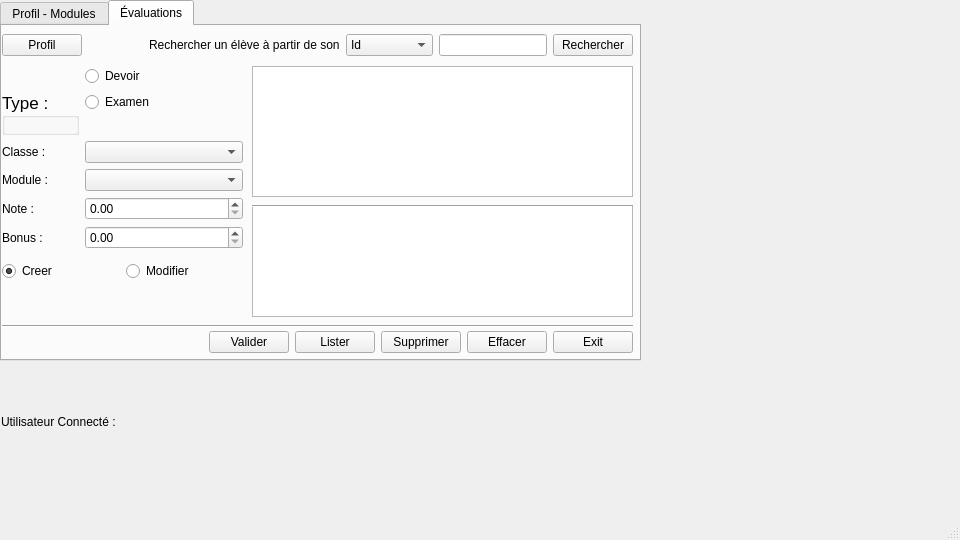
First picture: the form in uiformateur.ui, repository thiongane-ndiaga/gestion_des_notes, before the edit.
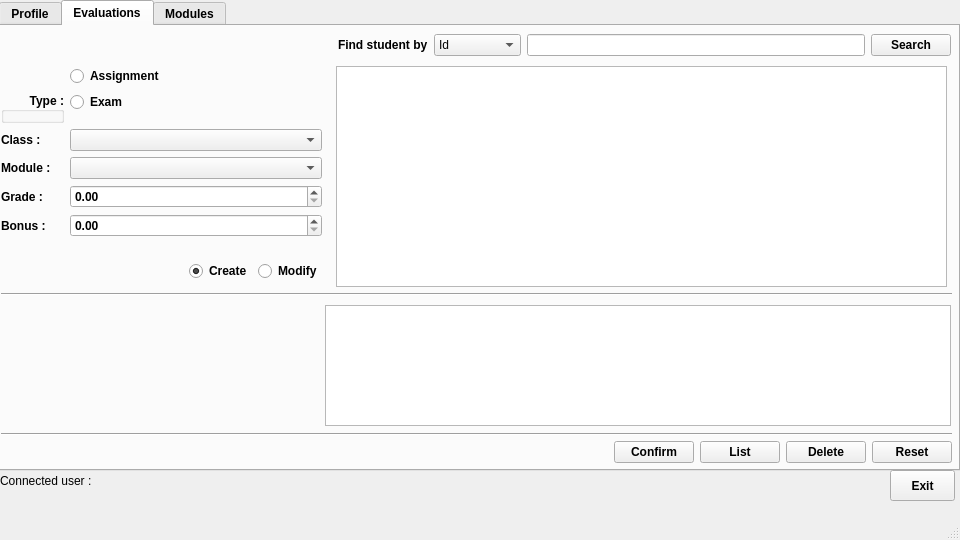
Second picture: the form after the edit. The open tabs and pages were chosen to show the change.

Commit message: Add DB and UIEtudiant

```diff
--- a/uiformateur.ui
+++ b/uiformateur.ui
@@ -22,249 +22,283 @@
     <height>540</height>
    </size>
   </property>
+  <property name="font">
+   <font>
+    <family>Tahoma</family>
+   </font>
+  </property>
   <property name="windowTitle">
    <string>MainWindow</string>
   </property>
   <widget class="QWidget" name="centralwidget">
-   <widget class="QWidget" name="horizontalLayoutWidget_4">
-    <property name="geometry">
-     <rect>
-      <x>1</x>
-      <y>411</y>
-      <width>221</width>
-      <height>21</height>
-     </rect>
-    </property>
-    <layout class="QHBoxLayout" name="horizontalLayout_4">
-     <item>
-      <widget class="QLabel" name="labelUtilisateurConnecteTitre">
-       <property name="text">
-        <string>Utilisateur Connecté :</string>
-       </property>
-      </widget>
-     </item>
-     <item>
-      <widget class="QLabel" name="labelUtilisateurConnecte">
-       <property name="text">
-        <string>&lt;dynamic&gt;</string>
-       </property>
-      </widget>
-     </item>
-    </layout>
-   </widget>
    <widget class="QTabWidget" name="tabWidget">
     <property name="geometry">
      <rect>
-      <x>0</x>
+      <x>-1</x>
       <y>0</y>
-      <width>641</width>
-      <height>361</height>
+      <width>961</width>
+      <height>471</height>
      </rect>
     </property>
+    <property name="font">
+     <font>
+      <family>Tahoma</family>
+      <weight>75</weight>
+      <bold>true</bold>
+     </font>
+    </property>
     <property name="currentIndex">
-     <number>1</number>
+     <number>0</number>
     </property>
-    <widget class="QWidget" name="tabProfil">
+    <widget class="QWidget" name="tabProfile">
      <attribute name="title">
-      <string>Profil - Modules</string>
+      <string>Profile</string>
      </attribute>
-     <widget class="QWidget" name="formLayoutWidget">
+     <widget class="QWidget" name="horizontalLayoutWidget_5">
       <property name="geometry">
        <rect>
-        <x>0</x>
-        <y>30</y>
-        <width>291</width>
-        <height>131</height>
+        <x>-1</x>
+        <y>40</y>
+        <width>961</width>
+        <height>161</height>
        </rect>
       </property>
-      <layout class="QFormLayout" name="formLayoutProfil">
-       <item row="0" column="0">
-        <widget class="QLabel" name="labelId">
-         <property name="text">
-          <string>Id :</string>
+      <layout class="QHBoxLayout" name="horizontalLayout_14">
+       <item>
+        <spacer name="horizontalSpacer_7">
+         <property name="orientation">
+          <enum>Qt::Horizontal</enum>
          </property>
-        </widget>
-       </item>
-       <item row="0" column="1">
-        <widget class="QLineEdit" name="lineEditId">
-         <property name="enabled">
-          <bool>false</bool>
+         <property name="sizeHint" stdset="0">
+          <size>
+           <width>40</width>
+           <height>20</height>
+          </size>
          </property>
-        </widget>
+        </spacer>
        </item>
-       <item row="1" column="0">
-        <widget class="QLabel" name="labelUsername">
-         <property name="text">
-          <string>Username :</string>
-         </property>
-        </widget>
+       <item>
+        <layout class="QFormLayout" name="formLayout_7">
+         <item row="0" column="0">
+          <widget class="QLabel" name="labelId_7">
+           <property name="font">
+            <font>
+             <family>Tahoma</family>
+             <weight>75</weight>
+             <bold>true</bold>
+            </font>
+           </property>
+           <property name="text">
+            <string>Id :</string>
+           </property>
+          </widget>
+         </item>
+         <item row="0" column="1">
+          <widget class="QLineEdit" name="lineEditId_7">
+           <property name="enabled">
+            <bool>false</bool>
+           </property>
+           <property name="font">
+            <font>
+             <family>Tahoma</family>
+             <weight>50</weight>
+             <bold>false</bold>
+            </font>
+           </property>
+          </widget>
+         </item>
+         <item row="1" column="0">
+          <widget class="QLabel" name="labelUsername_7">
+           <property name="font">
+            <font>
+             <family>Tahoma</family>
+             <weight>75</weight>
+             <bold>true</bold>
+            </font>
+           </property>
+           <property name="text">
+            <string>Username :</string>
+           </property>
+          </widget>
+         </item>
+         <item row="1" column="1">
+          <widget class="QLineEdit" name="lineEditUsername_7">
+           <property name="font">
+            <font>
+             <family>Tahoma</family>
+             <weight>50</weight>
+             <bold>false</bold>
+            </font>
+           </property>
+          </widget>
+         </item>
+         <item row="2" column="0">
+          <widget class="QLabel" name="labelEmail_5">
+           <property name="font">
+            <font>
+             <family>Tahoma</family>
+             <weight>75</weight>
+             <bold>true</bold>
+            </font>
+           </property>
+           <property name="text">
+            <string>Email :</string>
+           </property>
+          </widget>
+         </item>
+         <item row="2" column="1">
+          <widget class="QLineEdit" name="lineEditEmail_5">
+           <property name="font">
+            <font>
+             <family>Tahoma</family>
+             <weight>50</weight>
+             <bold>false</bold>
+            </font>
+           </property>
+          </widget>
+         </item>
+         <item row="3" column="0">
+          <widget class="QLabel" name="labelPassword_7">
+           <property name="font">
+            <font>
+             <family>Tahoma</family>
+             <weight>75</weight>
+             <bold>true</bold>
+            </font>
+           </property>
+           <property name="text">
+            <string>Password :</string>
+           </property>
+          </widget>
+         </item>
+         <item row="3" column="1">
+          <widget class="QLineEdit" name="lineEditPassword_7">
+           <property name="font">
+            <font>
+             <family>Tahoma</family>
+             <weight>50</weight>
+             <bold>false</bold>
+            </font>
+           </property>
+           <property name="echoMode">
+            <enum>QLineEdit::Password</enum>
+           </property>
+          </widget>
+         </item>
+         <item row="4" column="0">
+          <widget class="QLabel" name="labelConfirmPassword_7">
+           <property name="font">
+            <font>
+             <family>Tahoma</family>
+             <weight>75</weight>
+             <bold>true</bold>
+            </font>
+           </property>
+           <property name="text">
+            <string>Confirm password :</string>
+           </property>
+          </widget>
+         </item>
+         <item row="4" column="1">
+          <widget class="QLineEdit" name="lineEditConfirmPassword_7">
+           <property name="font">
+            <font>
+             <family>Tahoma</family>
+             <weight>50</weight>
+             <bold>false</bold>
+            </font>
+           </property>
+           <property name="echoMode">
+            <enum>QLineEdit::Password</enum>
+           </property>
+          </widget>
+         </item>
+        </layout>
        </item>
-       <item row="1" column="1">
-        <widget class="QLineEdit" name="lineEditUsername"/>
-       </item>
-       <item row="2" column="0">
-        <widget class="QLabel" name="labelPassword">
-         <property name="text">
-          <string>Password :</string>
+       <item>
+        <spacer name="horizontalSpacer_9">
+         <property name="orientation">
+          <enum>Qt::Horizontal</enum>
          </property>
-        </widget>
-       </item>
-       <item row="2" column="1">
-        <widget class="QLineEdit" name="lineEditPassword">
-         <property name="echoMode">
-          <enum>QLineEdit::Password</enum>
+         <property name="sizeHint" stdset="0">
+          <size>
+           <width>40</width>
+           <height>20</height>
+          </size>
          </property>
-        </widget>
-       </item>
-       <item row="3" column="0">
-        <widget class="QLabel" name="labelConfirmPassword">
-         <property name="text">
-          <string>Confirm password :</string>
-         </property>
-        </widget>
-       </item>
-       <item row="3" column="1">
-        <widget class="QLineEdit" name="lineEditConfirmPassword">
-         <property name="echoMode">
-          <enum>QLineEdit::Password</enum>
-         </property>
-        </widget>
+        </spacer>
        </item>
       </layout>
      </widget>
-     <widget class="QPushButton" name="pushButtonModifier">
+     <widget class="QWidget" name="horizontalLayoutWidget_6">
       <property name="geometry">
        <rect>
         <x>0</x>
-        <y>160</y>
-        <width>113</width>
+        <y>200</y>
+        <width>961</width>
         <height>32</height>
        </rect>
       </property>
-      <property name="text">
-       <string>Modifier</string>
-      </property>
-     </widget>
-     <widget class="QTableView" name="tableViewModules">
-      <property name="geometry">
-       <rect>
-        <x>310</x>
-        <y>60</y>
-        <width>311</width>
-        <height>271</height>
-       </rect>
-      </property>
-      <property name="frameShape">
-       <enum>QFrame::StyledPanel</enum>
-      </property>
-     </widget>
-     <widget class="QLabel" name="labelProfil">
-      <property name="geometry">
-       <rect>
-        <x>0</x>
-        <y>10</y>
-        <width>81</width>
-        <height>16</height>
-       </rect>
-      </property>
-      <property name="font">
-       <font>
-        <pointsize>15</pointsize>
-        <weight>75</weight>
-        <bold>true</bold>
-        <underline>true</underline>
-       </font>
-      </property>
-      <property name="text">
-       <string>Mon profil</string>
-      </property>
-     </widget>
-     <widget class="QLabel" name="labelModules">
-      <property name="geometry">
-       <rect>
-        <x>310</x>
-        <y>10</y>
-        <width>101</width>
-        <height>16</height>
-       </rect>
-      </property>
-      <property name="font">
-       <font>
-        <pointsize>15</pointsize>
-        <weight>75</weight>
-        <bold>true</bold>
-        <underline>true</underline>
-       </font>
-      </property>
-      <property name="text">
-       <string>Mes modules</string>
-      </property>
-     </widget>
-     <widget class="Line" name="line_3">
-      <property name="geometry">
-       <rect>
-        <x>290</x>
-        <y>10</y>
-        <width>20</width>
-        <height>321</height>
-       </rect>
-      </property>
-      <property name="orientation">
-       <enum>Qt::Vertical</enum>
-      </property>
-     </widget>
-     <widget class="QWidget" name="formLayoutWidget_2">
-      <property name="geometry">
-       <rect>
-        <x>320</x>
-        <y>20</y>
-        <width>221</width>
-        <height>38</height>
-       </rect>
-      </property>
-      <layout class="QFormLayout" name="formLayoutClasse">
-       <item row="1" column="1">
-        <widget class="QComboBox" name="comboBoxClasse"/>
+      <layout class="QHBoxLayout" name="horizontalLayout_15">
+       <item>
+        <spacer name="horizontalSpacer_11">
+         <property name="orientation">
+          <enum>Qt::Horizontal</enum>
+         </property>
+         <property name="sizeHint" stdset="0">
+          <size>
+           <width>40</width>
+           <height>20</height>
+          </size>
+         </property>
+        </spacer>
        </item>
-       <item row="1" column="0">
-        <widget class="QLabel" name="labelClasse">
+       <item>
+        <widget class="QPushButton" name="pushButtonModifyProfile">
+         <property name="font">
+          <font>
+           <family>Tahoma</family>
+           <weight>75</weight>
+           <bold>true</bold>
+          </font>
+         </property>
          <property name="text">
-          <string>Classe :</string>
+          <string>Modify</string>
          </property>
         </widget>
        </item>
+       <item>
+        <spacer name="horizontalSpacer_10">
+         <property name="orientation">
+          <enum>Qt::Horizontal</enum>
+         </property>
+         <property name="sizeHint" stdset="0">
+          <size>
+           <width>40</width>
+           <height>20</height>
+          </size>
+         </property>
+        </spacer>
+       </item>
       </layout>
      </widget>
     </widget>
     <widget class="QWidget" name="tabEvaluations">
      <attribute name="title">
-      <string>Évaluations</string>
+      <string>Evaluations</string>
      </attribute>
-     <widget class="Line" name="line">
-      <property name="geometry">
-       <rect>
-        <x>0</x>
-        <y>290</y>
-        <width>631</width>
-        <height>20</height>
-       </rect>
-      </property>
-      <property name="orientation">
-       <enum>Qt::Horizontal</enum>
-      </property>
-     </widget>
      <widget class="QWidget" name="horizontalLayoutWidget_2">
       <property name="geometry">
        <rect>
         <x>0</x>
-        <y>300</y>
-        <width>631</width>
+        <y>410</y>
+        <width>951</width>
         <height>32</height>
        </rect>
       </property>
-      <layout class="QHBoxLayout" name="horizontalLayout_2">
+      <layout class="QHBoxLayout" name="horizontalLayout_12">
        <item>
-        <spacer name="horizontalSpacer">
+        <spacer name="horizontalSpacer_6">
          <property name="orientation">
           <enum>Qt::Horizontal</enum>
          </property>
@@ -277,202 +311,262 @@
         </spacer>
        </item>
        <item>
-        <widget class="QPushButton" name="pushButtonValider">
+        <widget class="QPushButton" name="pushButtonConfirm">
+         <property name="font">
+          <font>
+           <family>Tahoma</family>
+           <weight>75</weight>
+           <bold>true</bold>
+          </font>
+         </property>
          <property name="text">
-          <string>Valider</string>
+          <string>Confirm</string>
          </property>
         </widget>
        </item>
        <item>
-        <widget class="QPushButton" name="pushButtonLister">
+        <widget class="QPushButton" name="pushButtonList">
+         <property name="font">
+          <font>
+           <family>Tahoma</family>
+           <weight>75</weight>
+           <bold>true</bold>
+          </font>
+         </property>
          <property name="text">
-          <string>Lister</string>
+          <string>List</string>
          </property>
         </widget>
        </item>
        <item>
-        <widget class="QPushButton" name="pushButtonSupprimer">
+        <widget class="QPushButton" name="pushButtonDelete">
+         <property name="font">
+          <font>
+           <family>Tahoma</family>
+           <weight>75</weight>
+           <bold>true</bold>
+          </font>
+         </property>
          <property name="text">
-          <string>Supprimer</string>
+          <string>Delete</string>
          </property>
         </widget>
        </item>
        <item>
-        <widget class="QPushButton" name="pushButtonEffacer">
+        <widget class="QPushButton" name="pushButtonReset">
+         <property name="font">
+          <font>
+           <family>Tahoma</family>
+           <weight>75</weight>
+           <bold>true</bold>
+          </font>
+         </property>
          <property name="text">
-          <string>Effacer</string>
+          <string>Reset</string>
          </property>
         </widget>
        </item>
+      </layout>
+     </widget>
+     <widget class="QTableView" name="tableViewStudents">
+      <property name="geometry">
+       <rect>
+        <x>335</x>
+        <y>40</y>
+        <width>611</width>
+        <height>221</height>
+       </rect>
+      </property>
+      <property name="font">
+       <font>
+        <family>Tahoma</family>
+        <weight>50</weight>
+        <bold>false</bold>
+       </font>
+      </property>
+     </widget>
+     <widget class="QWidget" name="horizontalLayoutWidget_3">
+      <property name="geometry">
+       <rect>
+        <x>-1</x>
+        <y>0</y>
+        <width>951</width>
+        <height>38</height>
+       </rect>
+      </property>
+      <layout class="QHBoxLayout" name="horizontalLayout_10">
        <item>
-        <widget class="QPushButton" name="pushButtonExit">
+        <spacer name="horizontalSpacer_5">
+         <property name="orientation">
+          <enum>Qt::Horizontal</enum>
+         </property>
+         <property name="sizeHint" stdset="0">
+          <size>
+           <width>40</width>
+           <height>20</height>
+          </size>
+         </property>
+        </spacer>
+       </item>
+       <item>
+        <widget class="QLabel" name="labelFindBy">
+         <property name="font">
+          <font>
+           <family>Tahoma</family>
+           <weight>75</weight>
+           <bold>true</bold>
+          </font>
+         </property>
          <property name="text">
-          <string>Exit</string>
+          <string>Find student by</string>
          </property>
         </widget>
        </item>
+       <item>
+        <widget class="QComboBox" name="comboBoxFindBy">
+         <property name="font">
+          <font>
+           <family>Tahoma</family>
+           <weight>50</weight>
+           <bold>false</bold>
+          </font>
+         </property>
+         <property name="currentIndex">
+          <number>0</number>
+         </property>
+         <item>
+          <property name="text">
+           <string>Id</string>
+          </property>
+         </item>
+         <item>
+          <property name="text">
+           <string>Username</string>
+          </property>
+         </item>
+        </widget>
+       </item>
+       <item>
+        <widget class="QLineEdit" name="lineEditSearch">
+         <property name="font">
+          <font>
+           <family>Tahoma</family>
+           <weight>50</weight>
+           <bold>false</bold>
+          </font>
+         </property>
+        </widget>
+       </item>
+       <item>
+        <widget class="QPushButton" name="pushButtonSearch">
+         <property name="text">
+          <string>Search</string>
+         </property>
+        </widget>
+       </item>
       </layout>
      </widget>
-     <widget class="QWidget" name="formLayoutWidget_3">
+     <widget class="QWidget" name="formLayoutWidget">
       <property name="geometry">
        <rect>
         <x>0</x>
         <y>40</y>
-        <width>241</width>
-        <height>188</height>
+        <width>321</width>
+        <height>191</height>
        </rect>
       </property>
-      <layout class="QFormLayout" name="formLayout">
-       <item row="0" column="1">
-        <widget class="QRadioButton" name="radioButtonDevoir">
-         <property name="text">
-          <string>Devoir</string>
-         </property>
-        </widget>
-       </item>
+      <layout class="QFormLayout" name="formLayout_3">
        <item row="1" column="0">
-        <widget class="QGroupBox" name="groupBoxTypeEval">
+        <widget class="QGroupBox" name="groupBoxType">
          <property name="font">
           <font>
-           <pointsize>13</pointsize>
-           <weight>50</weight>
-           <bold>false</bold>
+           <family>Tahoma</family>
+           <weight>75</weight>
+           <bold>true</bold>
           </font>
          </property>
          <property name="title">
           <string>Type :</string>
          </property>
-         <property name="checkable">
-          <bool>false</bool>
+         <property name="alignment">
+          <set>Qt::AlignRight|Qt::AlignTrailing|Qt::AlignVCenter</set>
          </property>
         </widget>
        </item>
        <item row="1" column="1">
-        <widget class="QRadioButton" name="radioButtonExamen">
+        <widget class="QRadioButton" name="radioButtonExam">
          <property name="text">
-          <string>Examen</string>
+          <string>Exam</string>
+         </property>
+        </widget>
+       </item>
+       <item row="0" column="1">
+        <widget class="QRadioButton" name="radioButtonAssignment">
+         <property name="font">
+          <font>
+           <family>Tahoma</family>
+           <weight>75</weight>
+           <bold>true</bold>
+          </font>
+         </property>
+         <property name="text">
+          <string>Assignment</string>
          </property>
         </widget>
        </item>
        <item row="2" column="0">
-        <widget class="QLabel" name="labelClasseEval">
+        <widget class="QLabel" name="labelClass">
          <property name="text">
-          <string>Classe :</string>
+          <string>Class :</string>
          </property>
         </widget>
        </item>
        <item row="2" column="1">
-        <widget class="QComboBox" name="comboBoxClasseEval"/>
+        <widget class="QComboBox" name="comboBoxClass"/>
+       </item>
+       <item row="3" column="1">
+        <widget class="QComboBox" name="comboBoxModule"/>
        </item>
        <item row="3" column="0">
-        <widget class="QLabel" name="labelModuleEval">
+        <widget class="QLabel" name="labelModule">
          <property name="text">
           <string>Module :</string>
          </property>
         </widget>
        </item>
-       <item row="3" column="1">
-        <widget class="QComboBox" name="comboBoxModuleEval"/>
-       </item>
        <item row="4" column="0">
-        <widget class="QLabel" name="labelNoteEval">
+        <widget class="QLabel" name="labelGrade">
          <property name="text">
-          <string>Note :</string>
+          <string>Grade :</string>
          </property>
         </widget>
        </item>
-       <item row="4" column="1">
-        <widget class="QDoubleSpinBox" name="doubleSpinBox"/>
-       </item>
        <item row="5" column="0">
-        <widget class="QLabel" name="label_2">
+        <widget class="QLabel" name="labelBonus">
          <property name="text">
           <string>Bonus :</string>
          </property>
         </widget>
        </item>
+       <item row="4" column="1">
+        <widget class="QDoubleSpinBox" name="doubleSpinBoxGrade"/>
+       </item>
        <item row="5" column="1">
-        <widget class="QDoubleSpinBox" name="doubleSpinBox_2"/>
+        <widget class="QDoubleSpinBox" name="doubleSpinBoxBonus"/>
        </item>
       </layout>
      </widget>
-     <widget class="QWidget" name="horizontalLayoutWidget_3">
+     <widget class="Line" name="line">
       <property name="geometry">
        <rect>
         <x>0</x>
-        <y>0</y>
-        <width>631</width>
-        <height>38</height>
+        <y>400</y>
+        <width>951</width>
+        <height>16</height>
        </rect>
       </property>
-      <layout class="QHBoxLayout" name="horizontalLayout_3">
-       <item>
-        <widget class="QPushButton" name="pushButtonProfil">
-         <property name="toolTip">
-          <string>Consulter mon profil ...</string>
-         </property>
-         <property name="text">
-          <string>Profil</string>
-         </property>
-        </widget>
-       </item>
-       <item>
-        <spacer name="horizontalSpacer_2">
-         <property name="orientation">
-          <enum>Qt::Horizontal</enum>
-         </property>
-         <property name="sizeHint" stdset="0">
-          <size>
-           <width>40</width>
-           <height>20</height>
-          </size>
-         </property>
-        </spacer>
-       </item>
-       <item>
-        <widget class="QLabel" name="labelRechercher">
-         <property name="text">
-          <string>Rechercher un élève à partir de son</string>
-         </property>
-        </widget>
-       </item>
-       <item>
-        <widget class="QComboBox" name="comboBoxRechercherPar">
-         <property name="currentIndex">
-          <number>0</number>
-         </property>
-         <item>
-          <property name="text">
-           <string>Id</string>
-          </property>
-         </item>
-         <item>
-          <property name="text">
-           <string>Username</string>
-          </property>
-         </item>
-        </widget>
-       </item>
-       <item>
-        <widget class="QLineEdit" name="lineEditRechercher"/>
-       </item>
-       <item>
-        <widget class="QPushButton" name="pushButtonRechercher">
-         <property name="text">
-          <string>Rechercher</string>
-         </property>
-        </widget>
-       </item>
-      </layout>
-     </widget>
-     <widget class="QTableView" name="tableViewEtudiantsEvaluations">
-      <property name="geometry">
-       <rect>
-        <x>250</x>
-        <y>40</y>
-        <width>381</width>
-        <height>131</height>
-       </rect>
+      <property name="orientation">
+       <enum>Qt::Horizontal</enum>
       </property>
      </widget>
      <widget class="QWidget" name="horizontalLayoutWidget">
@@ -480,15 +574,35 @@
        <rect>
         <x>0</x>
         <y>230</y>
-        <width>241</width>
+        <width>321</width>
         <height>31</height>
        </rect>
       </property>
-      <layout class="QHBoxLayout" name="horizontalLayout">
+      <layout class="QHBoxLayout" name="horizontalLayout_11">
        <item>
-        <widget class="QRadioButton" name="radioButtonCreer">
+        <spacer name="horizontalSpacer_8">
+         <property name="orientation">
+          <enum>Qt::Horizontal</enum>
+         </property>
+         <property name="sizeHint" stdset="0">
+          <size>
+           <width>40</width>
+           <height>20</height>
+          </size>
+         </property>
+        </spacer>
+       </item>
+       <item>
+        <widget class="QRadioButton" name="radioButtonCreate">
+         <property name="font">
+          <font>
+           <family>Tahoma</family>
+           <weight>75</weight>
+           <bold>true</bold>
+          </font>
+         </property>
          <property name="text">
-          <string>Creer</string>
+          <string>Create</string>
          </property>
          <property name="checked">
           <bool>true</bool>
@@ -496,38 +610,194 @@
         </widget>
        </item>
        <item>
-        <widget class="QRadioButton" name="radioButtonModifier">
+        <widget class="QRadioButton" name="radioButtonModify">
+         <property name="font">
+          <font>
+           <family>Tahoma</family>
+           <weight>75</weight>
+           <bold>true</bold>
+          </font>
+         </property>
          <property name="text">
-          <string>Modifier</string>
+          <string>Modify</string>
          </property>
         </widget>
        </item>
       </layout>
      </widget>
-     <widget class="QTableView" name="tableViewEval">
-      <property name="geometry">
-       <rect>
-        <x>250</x>
-        <y>180</y>
-        <width>381</width>
-        <height>111</height>
-       </rect>
-      </property>
-     </widget>
      <widget class="Line" name="line_2">
       <property name="geometry">
        <rect>
-        <x>250</x>
-        <y>170</y>
-        <width>381</width>
-        <height>20</height>
+        <x>0</x>
+        <y>260</y>
+        <width>951</width>
+        <height>16</height>
        </rect>
       </property>
       <property name="orientation">
        <enum>Qt::Horizontal</enum>
       </property>
      </widget>
+     <widget class="QWidget" name="horizontalLayoutWidget_7">
+      <property name="geometry">
+       <rect>
+        <x>-1</x>
+        <y>279</y>
+        <width>951</width>
+        <height>121</height>
+       </rect>
+      </property>
+      <layout class="QHBoxLayout" name="horizontalLayout">
+       <item>
+        <spacer name="horizontalSpacer">
+         <property name="orientation">
+          <enum>Qt::Horizontal</enum>
+         </property>
+         <property name="sizeType">
+          <enum>QSizePolicy::Fixed</enum>
+         </property>
+         <property name="sizeHint" stdset="0">
+          <size>
+           <width>325</width>
+           <height>20</height>
+          </size>
+         </property>
+        </spacer>
+       </item>
+       <item>
+        <widget class="QTableView" name="tableViewStudents_2">
+         <property name="font">
+          <font>
+           <family>Tahoma</family>
+           <weight>50</weight>
+           <bold>false</bold>
+          </font>
+         </property>
+        </widget>
+       </item>
+      </layout>
+     </widget>
     </widget>
+    <widget class="QWidget" name="tabModules">
+     <attribute name="title">
+      <string>Modules</string>
+     </attribute>
+     <widget class="QWidget" name="horizontalLayoutWidget_8">
+      <property name="geometry">
+       <rect>
+        <x>-1</x>
+        <y>50</y>
+        <width>961</width>
+        <height>321</height>
+       </rect>
+      </property>
+      <layout class="QHBoxLayout" name="horizontalLayout_2">
+       <item>
+        <spacer name="horizontalSpacer_3">
+         <property name="orientation">
+          <enum>Qt::Horizontal</enum>
+         </property>
+         <property name="sizeType">
+          <enum>QSizePolicy::Fixed</enum>
+         </property>
+         <property name="sizeHint" stdset="0">
+          <size>
+           <width>150</width>
+           <height>20</height>
+          </size>
+         </property>
+        </spacer>
+       </item>
+       <item>
+        <widget class="QTableView" name="tableViewModules">
+         <property name="font">
+          <font>
+           <family>Tahoma</family>
+           <weight>50</weight>
+           <bold>false</bold>
+          </font>
+         </property>
+        </widget>
+       </item>
+       <item>
+        <spacer name="horizontalSpacer_2">
+         <property name="orientation">
+          <enum>Qt::Horizontal</enum>
+         </property>
+         <property name="sizeType">
+          <enum>QSizePolicy::Fixed</enum>
+         </property>
+         <property name="sizeHint" stdset="0">
+          <size>
+           <width>150</width>
+           <height>20</height>
+          </size>
+         </property>
+        </spacer>
+       </item>
+      </layout>
+     </widget>
+    </widget>
+   </widget>
+   <widget class="QWidget" name="horizontalLayoutWidget_4">
+    <property name="geometry">
+     <rect>
+      <x>0</x>
+      <y>470</y>
+      <width>221</width>
+      <height>21</height>
+     </rect>
+    </property>
+    <layout class="QHBoxLayout" name="horizontalLayout_9">
+     <item>
+      <widget class="QLabel" name="labelConnectedUserTitle">
+       <property name="font">
+        <font>
+         <family>Tahoma</family>
+         <weight>50</weight>
+         <bold>false</bold>
+        </font>
+       </property>
+       <property name="text">
+        <string>Connected user :</string>
+       </property>
+      </widget>
+     </item>
+     <item>
+      <widget class="QLabel" name="labelConnectedUser">
+       <property name="font">
+        <font>
+         <family>Tahoma</family>
+         <weight>75</weight>
+         <bold>true</bold>
+        </font>
+       </property>
+       <property name="text">
+        <string>&lt;dynamic&gt;</string>
+       </property>
+      </widget>
+     </item>
+    </layout>
+   </widget>
+   <widget class="QPushButton" name="pushButtonExit_3">
+    <property name="geometry">
+     <rect>
+      <x>890</x>
+      <y>470</y>
+      <width>65</width>
+      <height>31</height>
+     </rect>
+    </property>
+    <property name="font">
+     <font>
+      <family>Tahoma</family>
+      <weight>75</weight>
+      <bold>true</bold>
+     </font>
+    </property>
+    <property name="text">
+     <string>Exit</string>
+    </property>
    </widget>
   </widget>
   <widget class="QMenuBar" name="menubar">
```
The commit also changes 5 other files.
